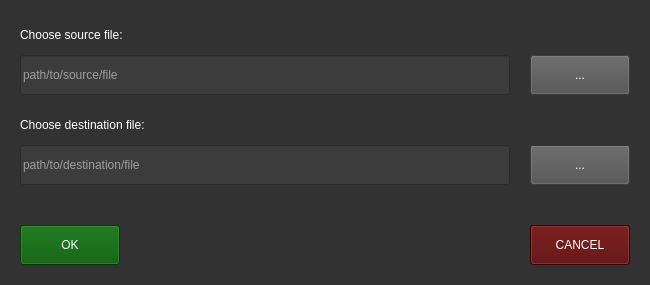
The window that forms/choosefileswindow.ui (psv-git/BDOLang) describes before a commit, drawn with Qt 5.
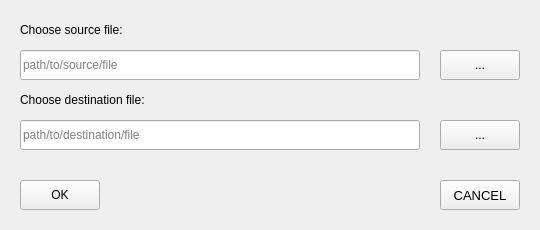
The same window after the commit. Custom widgets are drawn as their Qt base class.

The edit to the form file:
```diff
--- a/forms/choosefileswindow.ui
+++ b/forms/choosefileswindow.ui
@@ -9,44 +9,39 @@
    <rect>
     <x>0</x>
     <y>0</y>
-    <width>650</width>
-    <height>285</height>
+    <width>540</width>
+    <height>230</height>
    </rect>
   </property>
   <property name="minimumSize">
    <size>
-    <width>650</width>
-    <height>285</height>
+    <width>540</width>
+    <height>230</height>
    </size>
   </property>
   <property name="maximumSize">
    <size>
-    <width>650</width>
-    <height>285</height>
+    <width>540</width>
+    <height>230</height>
    </size>
   </property>
   <property name="windowTitle">
    <string>Open files</string>
   </property>
-  <property name="styleSheet">
-   <string notr="true">background-color: rgb(50, 50, 50);</string>
-  </property>
   <widget class="MyButton" name="chooseButton1">
    <property name="geometry">
     <rect>
-     <x>530</x>
-     <y>55</y>
-     <width>100</width>
-     <height>40</height>
+     <x>440</x>
+     <y>50</y>
+     <width>80</width>
+     <height>30</height>
     </rect>
    </property>
    <property name="focusPolicy">
     <enum>Qt::TabFocus</enum>
    </property>
    <property name="styleSheet">
-    <string notr="true">background-color: rgb(80, 80, 80);
-font: 12pt &quot;Arial Black&quot;;
-color: rgb(255, 255, 255);</string>
+    <string notr="true">font: 10pt &quot;Arial&quot;;</string>
    </property>
    <property name="text">
     <string>...</string>
@@ -55,19 +50,17 @@
   <widget class="MyButton" name="chooseButton2">
    <property name="geometry">
     <rect>
-     <x>530</x>
-     <y>145</y>
-     <width>100</width>
-     <height>40</height>
+     <x>440</x>
+     <y>120</y>
+     <width>80</width>
+     <height>30</height>
     </rect>
    </property>
    <property name="focusPolicy">
     <enum>Qt::TabFocus</enum>
    </property>
    <property name="styleSheet">
-    <string notr="true">background-color: rgb(80, 80, 80);
-font: 12pt &quot;Arial Black&quot;;
-color: rgb(255, 255, 255);</string>
+    <string notr="true">font: 10pt &quot;Arial&quot;;</string>
    </property>
    <property name="text">
     <string>...</string>
@@ -79,13 +72,11 @@
      <x>20</x>
      <y>20</y>
      <width>490</width>
-     <height>30</height>
+     <height>20</height>
     </rect>
    </property>
    <property name="styleSheet">
-    <string notr="true">font: 12pt &quot;Arial Black&quot;;
-color: rgb(255, 255, 255);
-background-color: rgb(50, 50, 50);</string>
+    <string notr="true">font: 10pt &quot;Arial&quot;;</string>
    </property>
    <property name="text">
     <string>Choose source file:</string>
@@ -95,18 +86,16 @@
    <property name="geometry">
     <rect>
      <x>20</x>
-     <y>55</y>
-     <width>490</width>
-     <height>40</height>
+     <y>50</y>
+     <width>400</width>
+     <height>30</height>
     </rect>
    </property>
    <property name="focusPolicy">
     <enum>Qt::ClickFocus</enum>
    </property>
    <property name="styleSheet">
-    <string notr="true">font: 75 12pt &quot;Arial&quot;;
-color: rgb(255, 255, 255);
-background-color: rgb(60, 60, 60);</string>
+    <string notr="true">font: 10pt &quot;Liberation Mono&quot;;</string>
    </property>
    <property name="placeholderText">
     <string>path/to/source/file</string>
@@ -116,15 +105,13 @@
    <property name="geometry">
     <rect>
      <x>20</x>
-     <y>110</y>
+     <y>90</y>
      <width>490</width>
-     <height>30</height>
+     <height>20</height>
     </rect>
    </property>
    <property name="styleSheet">
-    <string notr="true">background-color: rgb(50, 50, 50);
-color: rgb(255, 255, 255);
-font: 12pt &quot;Arial Black&quot;;</string>
+    <string notr="true">font: 10pt &quot;Arial&quot;;</string>
    </property>
    <property name="text">
     <string>Choose destination file:</string>
@@ -134,18 +121,16 @@
    <property name="geometry">
     <rect>
      <x>20</x>
-     <y>145</y>
-     <width>490</width>
-     <height>40</height>
+     <y>120</y>
+     <width>400</width>
+     <height>30</height>
     </rect>
    </property>
    <property name="focusPolicy">
     <enum>Qt::ClickFocus</enum>
    </property>
    <property name="styleSheet">
-    <string notr="true">font: 75 12pt &quot;Arial&quot;;
-color: rgb(255, 255, 255);
-background-color: rgb(60, 60, 60);</string>
+    <string notr="true">font: 10pt &quot;Liberation Mono&quot;;</string>
    </property>
    <property name="placeholderText">
     <string>path/to/destination/file</string>
@@ -155,18 +140,16 @@
    <property name="geometry">
     <rect>
      <x>20</x>
-     <y>225</y>
-     <width>100</width>
-     <height>40</height>
+     <y>180</y>
+     <width>80</width>
+     <height>30</height>
     </rect>
    </property>
    <property name="focusPolicy">
     <enum>Qt::TabFocus</enum>
    </property>
    <property name="styleSheet">
-    <string notr="true">color: rgb(255, 255, 255);
-font: 12pt &quot;Arial Black&quot;;
-background-color: rgb(0, 85, 0);</string>
+    <string notr="true">font: 10pt &quot;Arial&quot;;</string>
    </property>
    <property name="text">
     <string>OK</string>
@@ -175,19 +158,26 @@
   <widget class="MyButton" name="cancelButton">
    <property name="geometry">
     <rect>
-     <x>530</x>
-     <y>225</y>
-     <width>100</width>
-     <height>40</height>
+     <x>440</x>
+     <y>180</y>
+     <width>80</width>
+     <height>30</height>
     </rect>
    </property>
+   <property name="font">
+    <font>
+     <family>Arial</family>
+     <pointsize>10</pointsize>
+     <weight>50</weight>
+     <italic>false</italic>
+     <bold>false</bold>
+    </font>
+   </property>
    <property name="focusPolicy">
     <enum>Qt::TabFocus</enum>
    </property>
    <property name="styleSheet">
-    <string notr="true">font: 12pt &quot;Arial Black&quot;;
-color: rgb(255, 255, 255);
-background-color: rgb(85, 0, 0);</string>
+    <string notr="true">font: 10pt &quot;Arial&quot;;</string>
    </property>
    <property name="text">
     <string>CANCEL</string>
```
